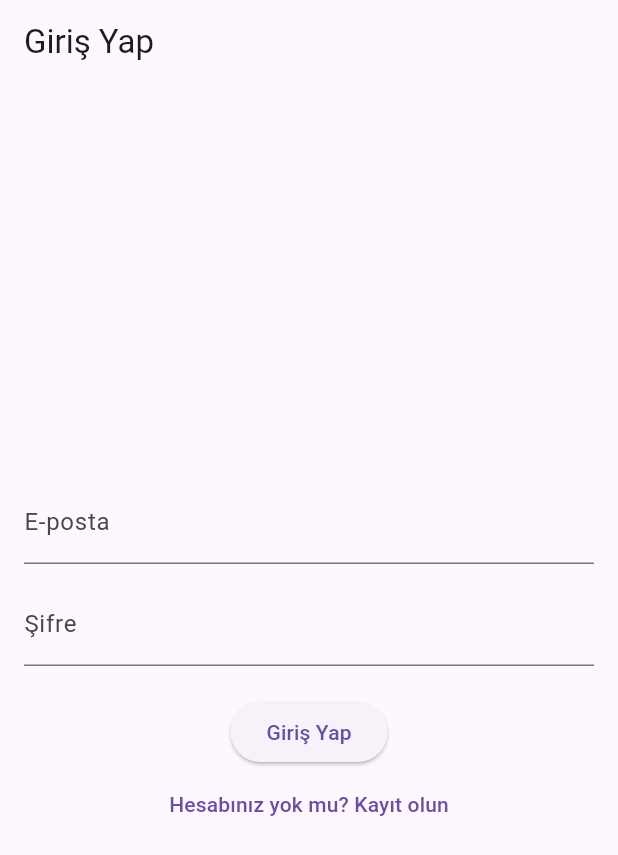
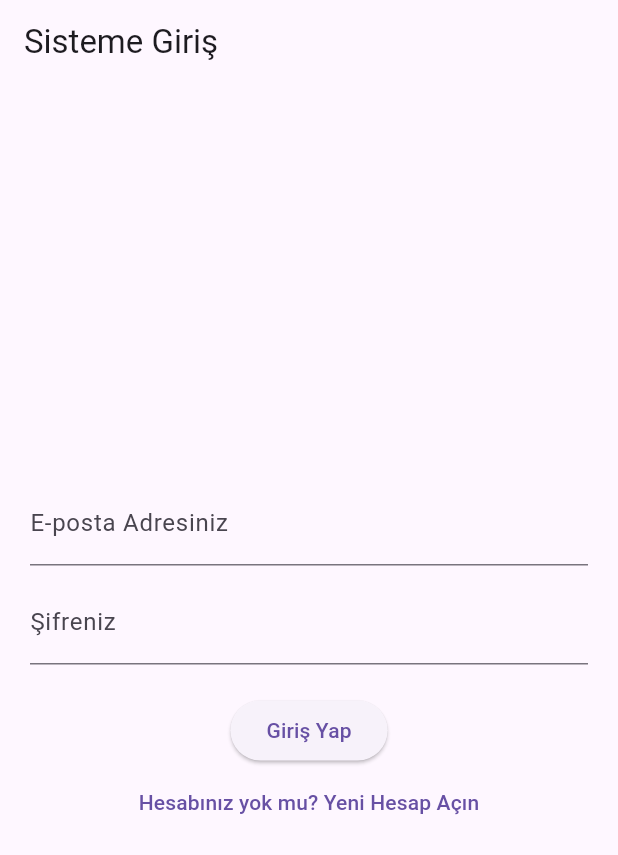
Before and after one commit to bakidokmeci/243301014_HasanBakiDokmeci_Flutter_Proje, a Flutter app: the screen it shows after launch, on a phone screen of 412 x 824 dp. Shown: the top 855 px of the screen. Run offline on Flutter 3.47's test engine with Material 3 defaults, Android fonts, the light colour scheme and no system bars; our stand-ins replace supabase_flutter; accounts and stored records are empty.

Commit message:
giris ekrani guncellemesi

```diff
--- a/lib/screens/login_screen.dart
+++ b/lib/screens/login_screen.dart
@@ -11,41 +11,41 @@ class LoginScreen extends StatefulWidget {
 }
 
 class _LoginScreenState extends State<LoginScreen> {
-  final _emailController = TextEditingController();
-  final _passwordController = TextEditingController();
-  String _selectedRole = 'customer';
-  bool _isSignUp = false;
-  bool _isLoading = false;
 
-  void _authenticate() async {
-    setState(() => _isLoading = true);
+  final emailField = TextEditingController();
+  final passwordField = TextEditingController();
+
+  String secilenRol = 'customer';
+  bool kayitModu = false;
+
+
+  void islemiYap() async {
     final supabase = Supabase.instance.client;
 
-    try {
-      if (_isSignUp) {
-        // Kayıt Olma İşlemi
+    if (kayitModu) {
+
       await supabase.auth.signUp(
-          email: _emailController.text.trim(),
-          password: _passwordController.text.trim(),
-          data: {'role': _selectedRole},
-        );
-        ScaffoldMessenger.of(context).showSnackBar(
-          const SnackBar(content: Text('Kayıt başarılı! Giriş yapabilirsiniz.')),
-        );
-        setState(() => _isSignUp = false);
-      } else {
-        // Giriş Yapma İşlemi
-        final response = await supabase.auth.signInWithPassword(
-          email: _emailController.text.trim(),
-          password: _passwordController.text.trim(),
+        email: emailField.text,
+        password: passwordField.text,
+        data: {'role': secilenRol},
       );
 
-        final userRole = response.user?.userMetadata?['role'] ?? 'customer';
 
-        if (!mounted) return;
+      setState(() {
+        kayitModu = false;
+      });
+    } else {
+      // Öğrenci Usulü Giriş Yapma İşlemi
+      final cevap = await supabase.auth.signInWithPassword(
+        email: emailField.text,
+        password: passwordField.text,
+      );
 
-        // Okunan role göre ilgili ana sayfaya yönlendiriyoruz
-        if (userRole == 'admin') {
+
+      final rol = cevap.user?.userMetadata?['role'] ?? 'customer';
+
+
+      if (rol == 'admin') {
         Navigator.pushReplacement(
           context,
           MaterialPageRoute(builder: (context) => const AdminHome()),
@@ -57,73 +57,63 @@ class _LoginScreenState extends State<LoginScreen> {
         );
       }
     }
-    } catch (error) {
-      ScaffoldMessenger.of(context).showSnackBar(
-        SnackBar(content: Text('Hata: ${error.toString()}')),
-      );
-    } finally {
-      if (mounted) {
-        setState(() => _isLoading = false);
-      }
-    }
-  }
-
-  @override
-  void dispose() {
-    _emailController.dispose();
-    _passwordController.dispose();
-    super.dispose();
   }
 
   @override
   Widget build(BuildContext context) {
     return Scaffold(
-      appBar: AppBar(title: Text(_isSignUp ? 'Kayıt Ol' : 'Giriş Yap')),
+      appBar: AppBar(
+        title: Text(kayitModu ? 'Hesap Oluştur' : 'Sisteme Giriş'),
+      ),
       body: Center(
         child: SingleChildScrollView(
-          child: Padding(
-            padding: const EdgeInsets.all(16.0),
+          padding: const EdgeInsets.all(20.0),
           child: Column(
             mainAxisAlignment: MainAxisAlignment.center,
             children: [
               TextField(
-                  controller: _emailController,
-                  decoration: const InputDecoration(labelText: 'E-posta'),
-                  keyboardType: TextInputType.emailAddress,
+                controller: emailField,
+                decoration: const InputDecoration(labelText: 'E-posta Adresiniz'),
               ),
-                const SizedBox(height: 12),
+              const SizedBox(height: 10),
               TextField(
-                  controller: _passwordController,
-                  decoration: const InputDecoration(labelText: 'Şifre'),
+                controller: passwordField,
+                decoration: const InputDecoration(labelText: 'Şifreniz'),
                 obscureText: true,
               ),
-                if (_isSignUp) ...[
-                  const SizedBox(height: 12),
+
+              if (kayitModu) ...[
+                const SizedBox(height: 10),
                 DropdownButtonFormField<String>(
-                    value: _selectedRole,
+                  value: secilenRol,
                   items: const [
-                      DropdownMenuItem(value: 'customer', child: Text('Müşteri')),
-                      DropdownMenuItem(value: 'admin', child: Text('Yönetici (Admin)')),
+                    DropdownMenuItem(value: 'customer', child: Text('Müşteri Hesabı')),
+                    DropdownMenuItem(value: 'admin', child: Text('Yönetici Hesabı')),
                   ],
-                    onChanged: (val) => setState(() => _selectedRole = val!),
-                    decoration: const InputDecoration(labelText: 'Sistem Rolü'),
+                  onChanged: (deger) {
+                    setState(() {
+                      secilenRol = deger!;
+                    });
+                  },
+                  decoration: const InputDecoration(labelText: 'Kullanıcı Tipi Seçin'),
                 ),
               ],
               const SizedBox(height: 20),
-                _isLoading
-                    ? const CircularProgressIndicator()
-                    : ElevatedButton(
-                        onPressed: _authenticate,
-                        child: Text(_isSignUp ? 'Kayıt Ol' : 'Giriş Yap'),
+              ElevatedButton(
+                onPressed: islemiYap,
+                child: Text(kayitModu ? 'Kayıt İşlemini Tamamla' : 'Giriş Yap'),
               ),
               TextButton(
-                  onPressed: () => setState(() => _isSignUp = !_isSignUp),
-                  child: Text(_isSignUp
-                      ? 'Zaten hesabınız var mı? Giriş yapın'
-                      : 'Hesabınız yok mu? Kayıt olun'),
+                onPressed: () {
+                  setState(() {
+                    kayitModu = !kayitModu;
+                  });
+                },
+                child: Text(kayitModu
+                    ? 'Zaten hesabım var, Giriş Yap'
+                    : 'Hesabınız yok mu? Yeni Hesap Açın'),
               ),
             ],
-            ),
           ),
         ),
       ),
```
Lines whose indentation alone changed are shown as unchanged.
